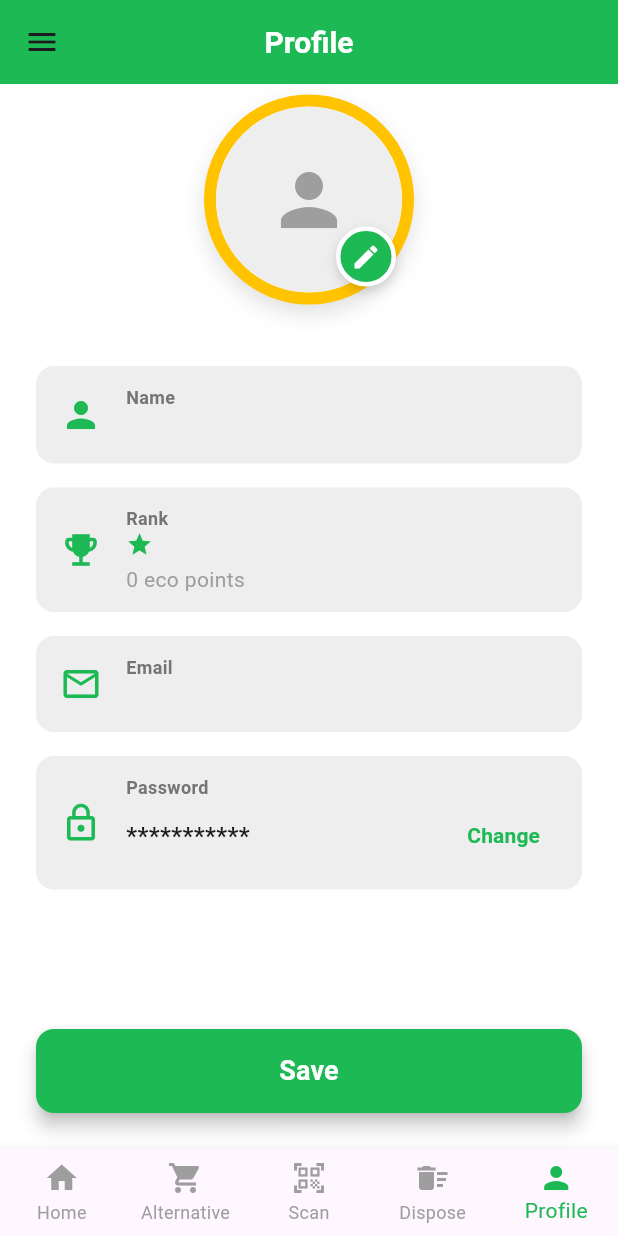
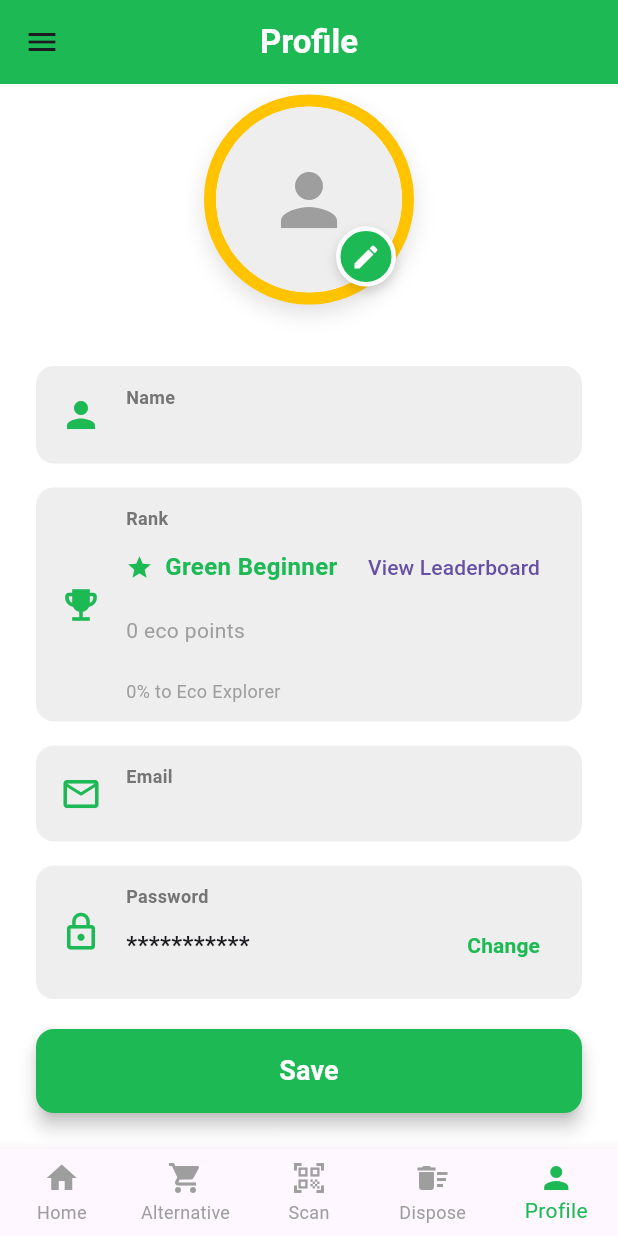
Before and after one commit to Yunowho07/ecopilot_test, a Flutter app: the ProfileScreen screen opened directly, on a phone screen of 412 x 824 dp. Run offline on Flutter 3.47's test engine with Material 3 defaults, Android fonts, the phone set to English and light mode, and no system bars; our stand-ins replace cached_network_image, camera, cloud_firestore, firebase_auth, firebase_core, flutter_dotenv and 8 more; missing offline and left inert: flutter_facebook_auth, mobile_scanner; accounts and stored records are empty.

Commit message:
1. Eco point 2. Leaderboard 3. All storage use cloudinary

```diff
--- a/lib/screens/daily_challenge_screen.dart
+++ b/lib/screens/daily_challenge_screen.dart
@@ -77,8 +77,8 @@ class _DailyChallengeScreenState extends State<DailyChallengeScreen> {
   late UserChallengeProgress _progress;
   final FirebaseService _firebaseService = FirebaseService();
   int _userEcoPoints = 0;
-  String _userRank = 'Green Explorer';
-  Color _rankColor = kRankGreenExplorer;
+  String _userRank = 'Green Beginner';
+  Color _rankColor = kRankGreenBeginner;
   final String today = DateFormat('yyyy-MM-dd').format(DateTime.now());
 
   @override
--- a/lib/screens/profile_screen.dart
+++ b/lib/screens/profile_screen.dart
@@ -16,6 +16,7 @@ import 'home_screen.dart'; // Assume this file exists
 import 'scan_screen.dart'; // Assume this file exists
 import 'disposal_guidance_screen.dart'
     as disposal_guidance_screen; // Assume this file exists
+import 'leaderboard_screen.dart';
 
 class ProfileScreen extends StatefulWidget {
   const ProfileScreen({super.key});
@@ -305,11 +306,7 @@ class _ProfileScreenState extends State<ProfileScreen> {
         centerTitle: true,
         title: const Text(
           'Profile',
-          style: TextStyle(
-            fontSize: 20,
-            fontWeight: FontWeight.w600,
-            color: Colors.white,
-          ),
+          style: TextStyle(fontWeight: FontWeight.w600, color: Colors.white),
         ),
         // leading: IconButton(
         //   onPressed: () => Navigator.of(context).pop(),
@@ -554,7 +551,7 @@ class _ProfileScreenState extends State<ProfileScreen> {
                       ),
                       const SizedBox(height: 16),
 
-                      // Rank (Placeholder)
+                      // Rank (shows title, points and progress to next tier)
                       _buildInfoCard(
                         icon: Icons.emoji_events,
                         label: 'Rank',
@@ -562,23 +559,101 @@ class _ProfileScreenState extends State<ProfileScreen> {
                           crossAxisAlignment: CrossAxisAlignment.start,
                           children: [
                             Row(
+                              crossAxisAlignment: CrossAxisAlignment.center,
                               children: [
                                 Icon(Icons.star, color: _rankColor, size: 18),
                                 const SizedBox(width: 8),
-                                // Text(
-                                //   _rank,
-                                //   style: TextStyle(
-                                //     fontWeight: FontWeight.bold,
-                                //     fontSize: 16,
-                                //     color: _rankColor,
-                                //   ),
-                                // ),
+                                Expanded(
+                                  child: Text(
+                                    // compute title from points if available
+                                    (() {
+                                      final rank = rankForPoints(_ecoPoints);
+                                      return rank.title;
+                                    })(),
+                                    style: TextStyle(
+                                      fontWeight: FontWeight.bold,
+                                      fontSize: 16,
+                                      color: _rankColor,
+                                    ),
+                                  ),
+                                ),
+                                TextButton(
+                                  onPressed: () {
+                                    Navigator.of(context).push(
+                                      MaterialPageRoute(
+                                        builder: (_) =>
+                                            const LeaderboardScreen(),
+                                      ),
+                                    );
+                                  },
+                                  child: const Text('View Leaderboard'),
+                                ),
                               ],
                             ),
-                            const SizedBox(height: 4),
+                            const SizedBox(height: 8),
                             Text(
                               '$_ecoPoints eco points',
                               style: const TextStyle(color: Colors.grey),
+                            ),
+                            const SizedBox(height: 8),
+                            // Progress to next tier
+                            Builder(
+                              builder: (ctx) {
+                                final int points = _ecoPoints;
+                                int currentMax = 50;
+                                int nextMax = 51;
+                                if (points >= 301) {
+                                  currentMax = 301;
+                                  nextMax = currentMax;
+                                } else if (points >= 151) {
+                                  currentMax = 151;
+                                  nextMax = 301;
+                                } else if (points >= 51) {
+                                  currentMax = 51;
+                                  nextMax = 151;
+                                } else {
+                                  currentMax = 0;
+                                  nextMax = 51;
+                                }
+
+                                final int range = (nextMax - currentMax) == 0
+                                    ? 1
+                                    : (nextMax - currentMax);
+                                final int relative = (points - currentMax)
+                                    .clamp(0, range);
+                                final double pct = (relative / range).clamp(
+                                  0.0,
+                                  1.0,
+                                );
+
+                                return Column(
+                                  crossAxisAlignment: CrossAxisAlignment.start,
+                                  children: [
+                                    LinearProgressIndicator(
+                                      value: pct,
+                                      minHeight: 8,
+                                      backgroundColor: Colors.grey.shade200,
+                                      valueColor: AlwaysStoppedAnimation<Color>(
+                                        _rankColor,
+                                      ),
+                                    ),
+                                    const SizedBox(height: 6),
+                                    Text(
+                                      (points >= 301)
+                                          ? 'At top tier'
+                                          : '${(pct * 100).toStringAsFixed(0)}% to ${nextMax == 301
+                                                ? 'Sustainability Hero'
+                                                : nextMax == 151
+                                                ? 'Planet Protector'
+                                                : 'Eco Explorer'}',
+                                      style: const TextStyle(
+                                        color: Colors.grey,
+                                        fontSize: 12,
+                                      ),
+                                    ),
+                                  ],
+                                );
+                              },
                             ),
                           ],
                         ),
@@ -811,9 +886,18 @@ class _ProfileScreenState extends State<ProfileScreen> {
       },
       items: const <BottomNavigationBarItem>[
         BottomNavigationBarItem(icon: Icon(Icons.home), label: 'Home'),
-        BottomNavigationBarItem(icon: Icon(Icons.shopping_cart),label: 'Alternative',),
-        BottomNavigationBarItem(icon: Icon(Icons.qr_code_scanner),label: 'Scan',),
-        BottomNavigationBarItem(icon: Icon(Icons.delete_sweep),label: 'Dispose',),
+        BottomNavigationBarItem(
+          icon: Icon(Icons.shopping_cart),
+          label: 'Alternative',
+        ),
+        BottomNavigationBarItem(
+          icon: Icon(Icons.qr_code_scanner),
+          label: 'Scan',
+        ),
+        BottomNavigationBarItem(
+          icon: Icon(Icons.delete_sweep),
+          label: 'Dispose',
+        ),
         BottomNavigationBarItem(icon: Icon(Icons.person), label: 'Profile'),
       ],
     );
--- a/lib/utils/constants.dart
+++ b/lib/utils/constants.dart
@@ -24,3 +24,9 @@ const Color kRankEcoChampion = kDiscoverMoreBlue; // Blue
 const Color kRankSustainabilityAlly =
     kDiscoverMoreGreen; // Light green / theme green
 const Color kRankGreenExplorer = kPrimaryGreen; // Base green
+
+// New rank colors for Eco Point tiers
+const Color kRankGreenBeginner = kPrimaryGreen; // 0-50
+const Color kRankEcoExplorer = Color(0xFFFFC107); // 51-150 (amber)
+const Color kRankPlanetProtector = Color(0xFF388E3C); // 151-300 (dark green)
+// kRankSustainabilityHero already existed; keep it for 301+
--- a/lib/utils/rank_utils.dart
+++ b/lib/utils/rank_utils.dart
@@ -8,14 +8,16 @@ class RankInfo {
   const RankInfo(this.title, this.color);
 }
 
-/// Compute a user rank and display color from their accumulated eco points.
+/// Eco Point tiers used by EcoPilot (implements the four requested ranks):
+/// - 0–50: Green Beginner
+/// - 51–150: Eco Explorer
+/// - 151–300: Planet Protector
+/// - 301+: Sustainability Hero
 RankInfo rankForPoints(int points) {
-  if (points >= 1000)
-    return const RankInfo('Planet Guardian', kRankPlanetGuardian);
-  if (points >= 600)
+  if (points >= 301)
     return const RankInfo('Sustainability Hero', kRankSustainabilityHero);
-  if (points >= 300) return const RankInfo('Eco Champion', kRankEcoChampion);
-  if (points >= 100)
-    return const RankInfo('Sustainability Ally', kRankSustainabilityAlly);
-  return const RankInfo('Green Explorer', kRankGreenExplorer);
+  if (points >= 151)
+    return const RankInfo('Planet Protector', kRankPlanetProtector);
+  if (points >= 51) return const RankInfo('Eco Explorer', kRankEcoExplorer);
+  return const RankInfo('Green Beginner', kRankGreenBeginner);
 }
```
Also changed, not shown: lib/auth/firebase_service.dart (+42 -3 lines), lib/screens/disposal_scan_screen.dart (+16 -39 lines), lib/screens/home_screen.dart (+15 -0 lines), lib/screens/leaderboard_screen.dart (added, +113 -0 lines).
